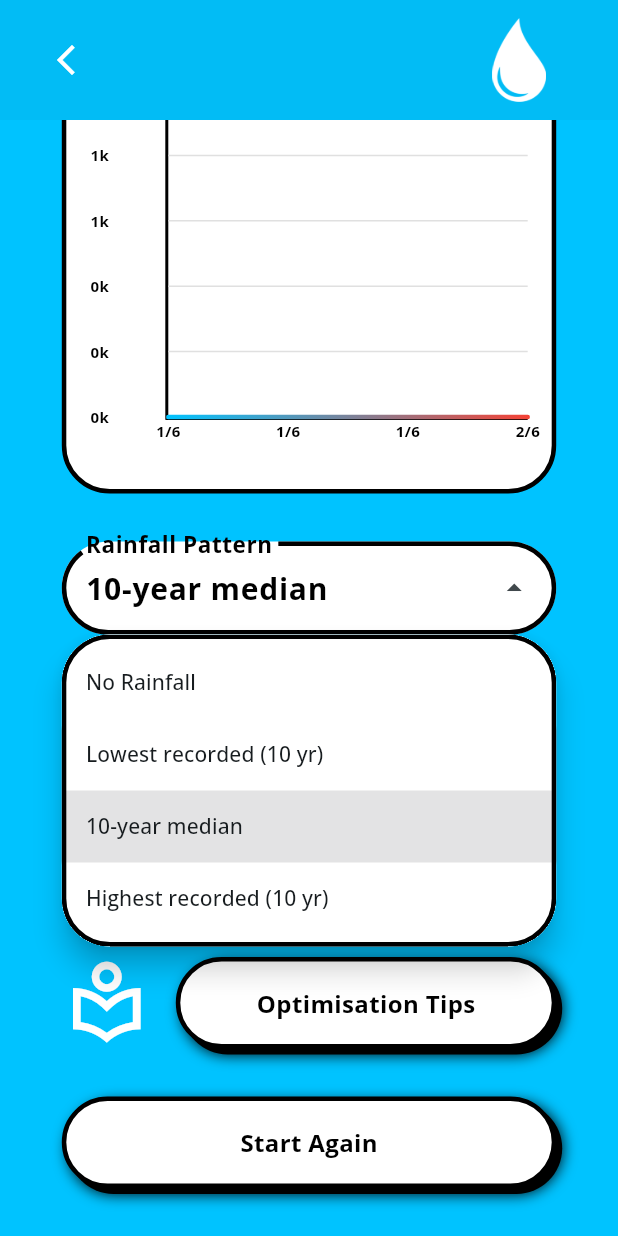
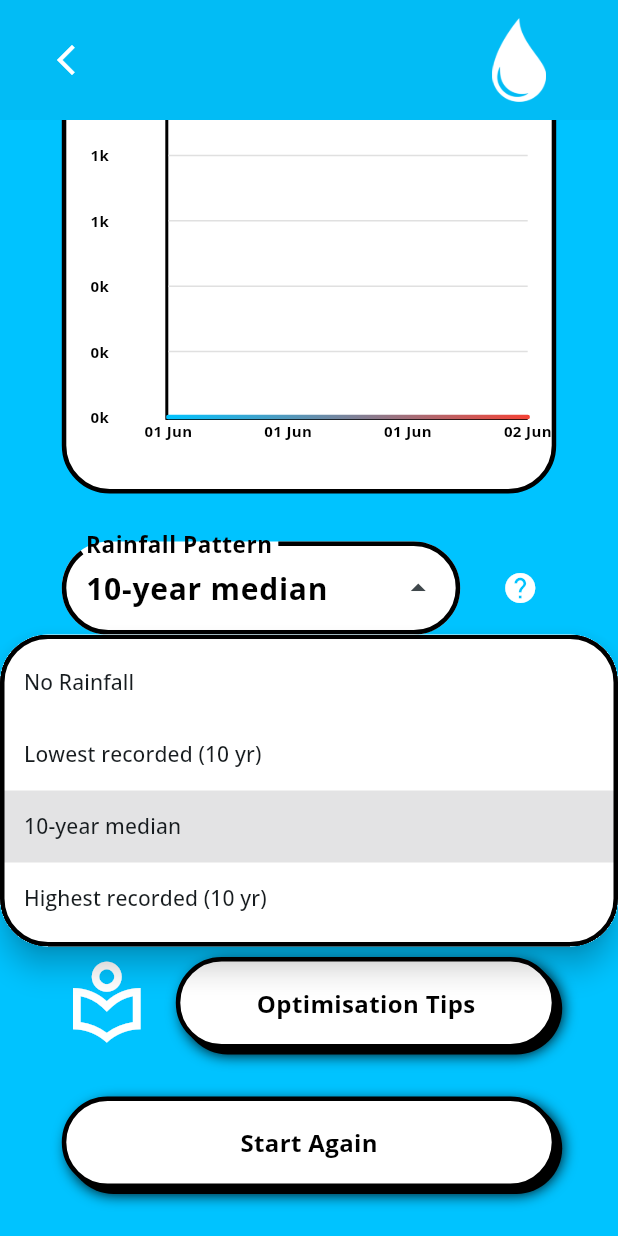
Before and after one commit to SamHarv/water_tank_insights, a Flutter app: the OutputView screen opened directly, scrolled down 564 dp, after a tap on "No Rainfall", on a phone screen of 412 x 824 dp. Run offline on Flutter 3.47's test engine with Material 3 defaults, Android fonts, the phone set to English and light mode, and no system bars; drawn by our look-alikes of fl_chart; our stand-ins replace google_fonts, shared_preferences; accounts and stored records are empty; network calls fail.

Commit message:
Added explanation for rainfall pattern. Changed labels on water depletion chart e.g. 1 Jun

```diff
--- a/lib/logic/results_calculator.dart
+++ b/lib/logic/results_calculator.dart
@@ -1,3 +1,4 @@
+import 'package:intl/intl.dart';
 import 'package:shared_preferences/shared_preferences.dart';
 import 'dart:convert';
 import 'dart:math' as math;
@@ -441,9 +442,11 @@ class ResultsCalculator {
       // Ensure level doesn't go below 0
       if (currentLevel < 0) currentLevel = 0;
 
+      // TODO: Sort date
       projectedData.add({
         'day': day,
         'date': projectedDate.toIso8601String().split('T')[0],
+        'dateFormatted': DateFormat('dd MMM').format(projectedDate),
         'waterLevel': currentLevel.round(),
         'dailyIntake': dailyIntake,
         'dailyUsage': dailyUsage,
@@ -490,7 +493,7 @@ class ResultsCalculator {
           'currentInventory': 0,
           'availableSpace': 0,
           'fillPercentage': 0.0,
-          'tankCount': 0,
+          'numTanks': 0, // ← Change this
         };
       }
 
@@ -512,7 +515,7 @@ class ResultsCalculator {
         'currentInventory': totalInventory,
         'availableSpace': availableSpace,
         'fillPercentage': fillPercentage,
-        'tankCount': tankDataList.length,
+        'numTanks': tankDataList.length, // ← Change this
       };
     } catch (e) {
       return {
@@ -520,7 +523,7 @@ class ResultsCalculator {
         'currentInventory': 0,
         'availableSpace': 0,
         'fillPercentage': 0.0,
-        'tankCount': 0,
+        'numTanks': 0, // ← Change this
       };
     }
   }
--- a/lib/ui/views/output_view.dart
+++ b/lib/ui/views/output_view.dart
@@ -1,3 +1,5 @@
+import 'dart:async';
+
 import 'package:flutter/material.dart';
 import 'package:fl_chart/fl_chart.dart';
 
@@ -43,6 +45,27 @@ class _OutputViewState extends State<OutputView> {
     _calculateResults();
   }
 
+  // Show alert dialog
+  void _showAlertDialog(String message) {
+    showDialog(
+      context: context,
+      builder:
+          (context) => AlertDialog(
+            shape: RoundedRectangleBorder(
+              borderRadius: kBorderRadius,
+              side: kBorderSide,
+            ),
+            title: Text(message, style: subHeadingStyle),
+            actions: [
+              TextButton(
+                onPressed: () => Navigator.of(context).pop(),
+                child: const Text("OK", style: TextStyle(color: black)),
+              ),
+            ],
+          ),
+    );
+  }
+
   Future<void> _calculateResults() async {
     setState(() {
       isLoading = true;
@@ -81,7 +104,7 @@ class _OutputViewState extends State<OutputView> {
 
   Widget _buildProjectionChart() {
     if (projectedData.isEmpty) {
-      return Container(
+      return SizedBox(
         height: 200,
         child: Center(
           child: Text(
@@ -137,9 +160,10 @@ class _OutputViewState extends State<OutputView> {
                 getTitlesWidget: (value, meta) {
                   final index = value.toInt();
                   if (index >= 0 && index < projectedData.length) {
-                    final date = DateTime.parse(projectedData[index]['date']);
+                    // final date = DateTime.parse(projectedData[index]['date']);
+                    final date = projectedData[index]['date'];
                     return Text(
-                      '${date.day}/${date.month}',
+                      projectedData[index]['dateFormatted'],
                       style: TextStyle(
                         color: black,
                         fontSize: 10,
@@ -438,9 +462,7 @@ class _OutputViewState extends State<OutputView> {
                             "Based on current usage and selected rainfall pattern",
                             style: TextStyle(fontSize: 12, color: Colors.grey),
                           ),
-                          // TODO: don't display chart if 0 days left
-                          // if numTanks != 0 build chart
-                          if (tankSummary['numTanks'] != 0)
+
                           _buildProjectionChart(),
                         ],
                       ),
@@ -496,11 +518,18 @@ class _OutputViewState extends State<OutputView> {
                 // ),
 
                 // Rainfall pattern dropdown
-                Tooltip(
-                  message: "Select assumed rainfall pattern for projections",
-                  child: ConstrainedWidthWidget(
+                ConstrainedWidthWidget(
+                  child: Row(
+                    mainAxisAlignment: MainAxisAlignment.spaceBetween,
+                    spacing: 16,
+                    children: [
+                      Expanded(
+                        child: Tooltip(
+                          message:
+                              "Select assumed rainfall pattern for projections",
                           child: DropdownMenu<String>(
-                      width: mediaWidth * 0.8,
+                            width: double.infinity,
+                            //mediaWidth * 0.8,
                             initialSelection: selectedRainfall,
                             dropdownMenuEntries: [
                               DropdownMenuEntry(
@@ -520,7 +549,10 @@ class _OutputViewState extends State<OutputView> {
                                 label: "Highest recorded (10 yr)",
                               ),
                             ],
-                      label: Text("Rainfall Pattern", style: inputFieldStyle),
+                            label: Text(
+                              "Rainfall Pattern",
+                              style: inputFieldStyle,
+                            ),
                             menuStyle: MenuStyle(
                               maximumSize: WidgetStateProperty.all(
                                 Size.fromWidth(500),
@@ -553,6 +585,25 @@ class _OutputViewState extends State<OutputView> {
                               }
                             },
                           ),
+                        ),
+                      ),
+                      // Question mark icon to launch dialog to explain patterns
+                      IconButton(
+                        icon: Icon(Icons.help, color: white),
+                        tooltip: "Learn more about rainfall patterns",
+                        onPressed:
+                            () => _showAlertDialog(
+                              "Rainfall pattern is the assumption made about "
+                              "rainfall in your area based on data from the "
+                              "last 10 years for each given month.\n\n"
+                              "If one month has less rainfall than the last, "
+                              "you may see a downward inflection in your water "
+                              "level projection chart.\n\n"
+                              "The higher the rainfall pattern you select, "
+                              "the more water intake you will have over time.",
+                            ),
+                      ),
+                    ],
                   ),
                 ),
 
--- a/pubspec.yaml
+++ b/pubspec.yaml
@@ -16,7 +16,7 @@ publish_to: "none" # Remove this line if you wish to publish to pub.dev
 # https://developer.apple.com/library/archive/documentation/General/Reference/InfoPlistKeyReference/Articles/CoreFoundationKeys.html
 # In Windows, build-name is used as the major, minor, and patch parts
 # of the product and file versions while build-number is used as the build suffix.
-version: 1.0.0+30
+version: 1.0.0+31
 
 environment:
   sdk: ^3.7.2
@@ -43,6 +43,7 @@ dependencies:
   http: ^1.4.0
   postgres: ^3.5.6
   fl_chart: ^1.0.0
+  intl: ^0.20.2
 
 dev_dependencies:
   flutter_test:
```
Also changed, not shown: lib/ui/views/tank_inventory_view.dart (+6 -6 lines), pubspec.lock, 1 other file. Lines whose indentation alone changed are shown as unchanged.
